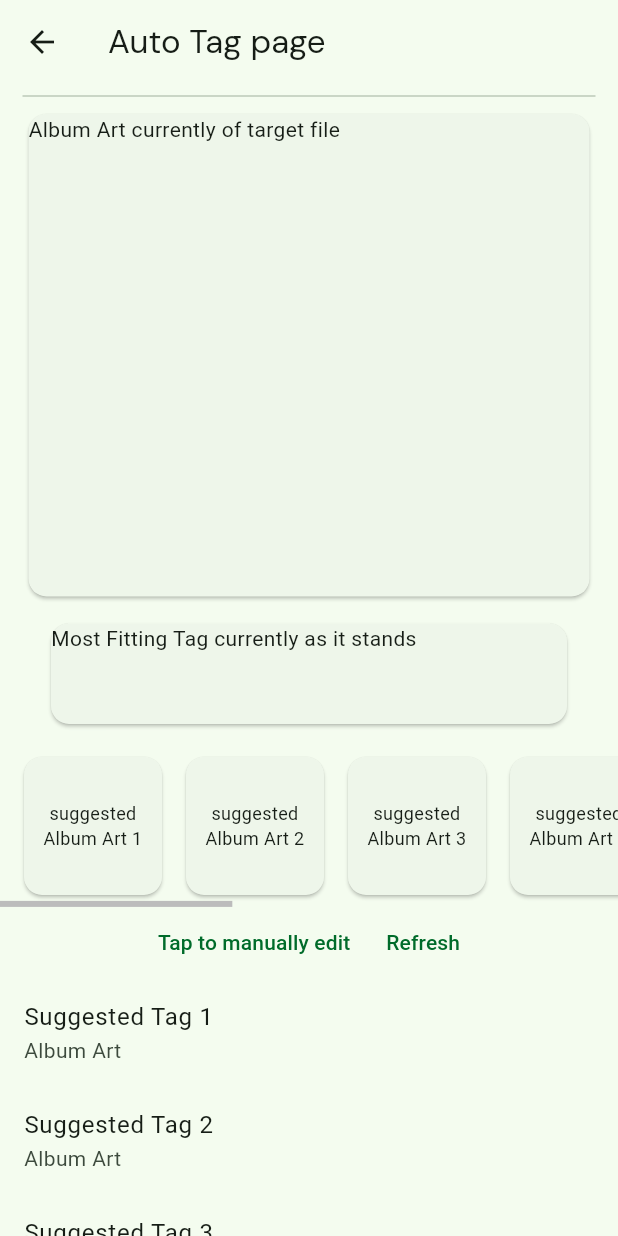
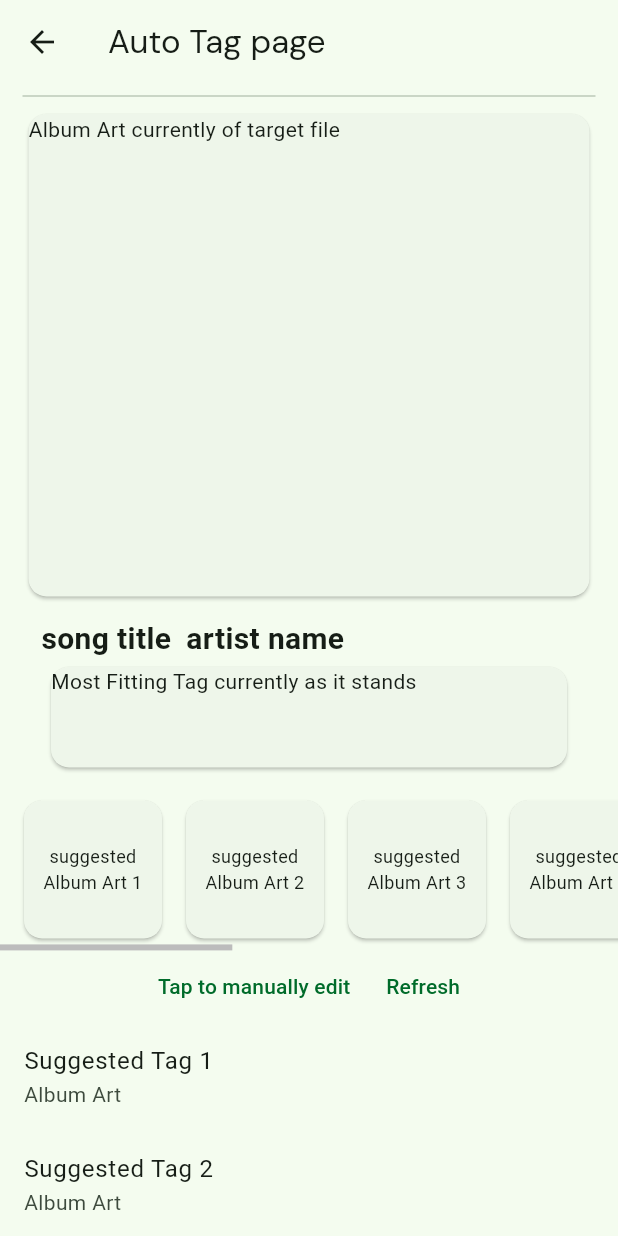
Before and after one commit to Hari-Patel1/Old-Yt-DlpGuiGrabber-Frontend, a Flutter app: the AutoTagPage screen opened directly, on a phone screen of 412 x 824 dp. Run offline on Flutter 3.47's test engine with Material 3 defaults, Android fonts, the phone set to English and light mode, and no system bars; our stand-ins replace bloc, equatable, flutter_bloc, google_fonts, shared_preferences, smooth_page_indicator; missing offline and left inert: easy_folder_picker; accounts and stored records are empty.

Commit message:
Merge remote-tracking branch 'origin/main'
# Conflicts:
#	lib/home/ui/pages/home_page.dart

```diff
--- a/lib/home/ui/pages/auto_tag_page.dart
+++ b/lib/home/ui/pages/auto_tag_page.dart
@@ -30,6 +30,30 @@ class AutoTagPage extends StatelessWidget {
                 ),
 
                 SizedBox(height: 10),
+
+                Padding(
+                  padding: const EdgeInsets.symmetric(horizontal: 27.5),
+                  child: Row(
+                    children: [
+                      Text(
+                        "song title",
+                        style: TextStyle(
+                          fontSize: 20,
+                          fontWeight: FontWeight.bold,
+                        ),
+                      ),
+                      SizedBox(width: 10),
+                      Text(
+                        "artist name",
+                        style: TextStyle(
+                          fontSize: 20,
+                          fontWeight: FontWeight.bold,
+                        ),
+                      ),
+                    ],
+                  ),
+                ),
+
                 //next is the most fitting tag (album art and song tag for that file)
                 Padding(
                   padding: const EdgeInsets.symmetric(horizontal: 30.0),
@@ -141,7 +165,6 @@ class AutoTagPage extends StatelessWidget {
                         // on tap this should save the current information and go to the next song to be tagged
                       },
                     ),
-
                   ],
                 ),
               ],
```
